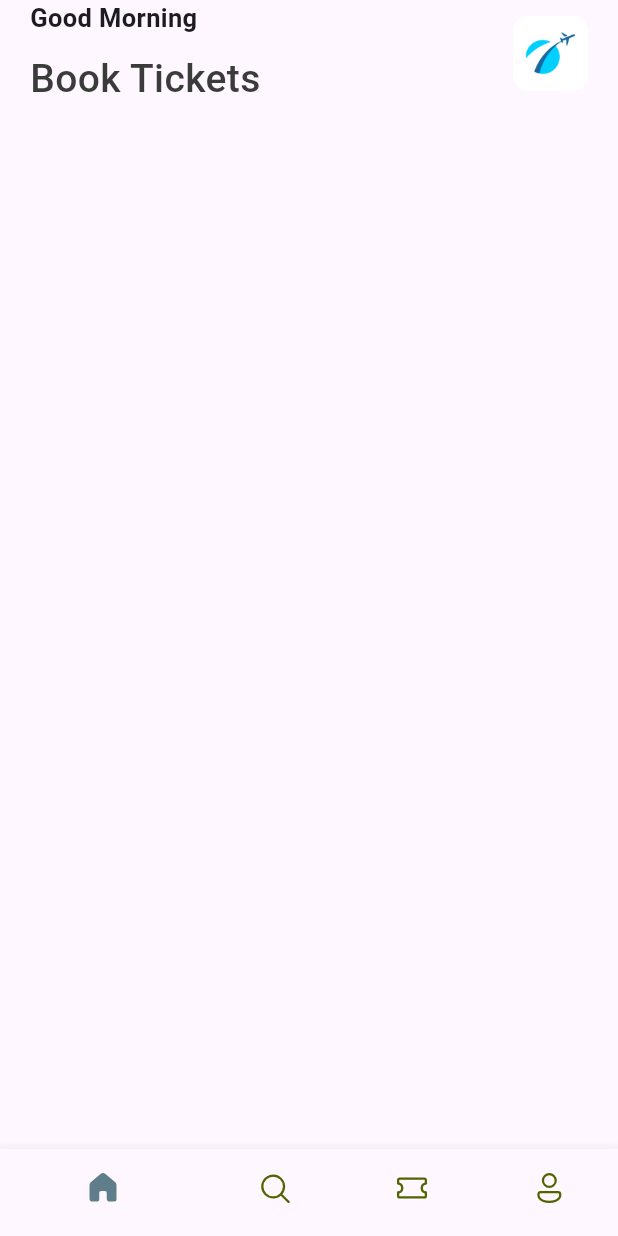
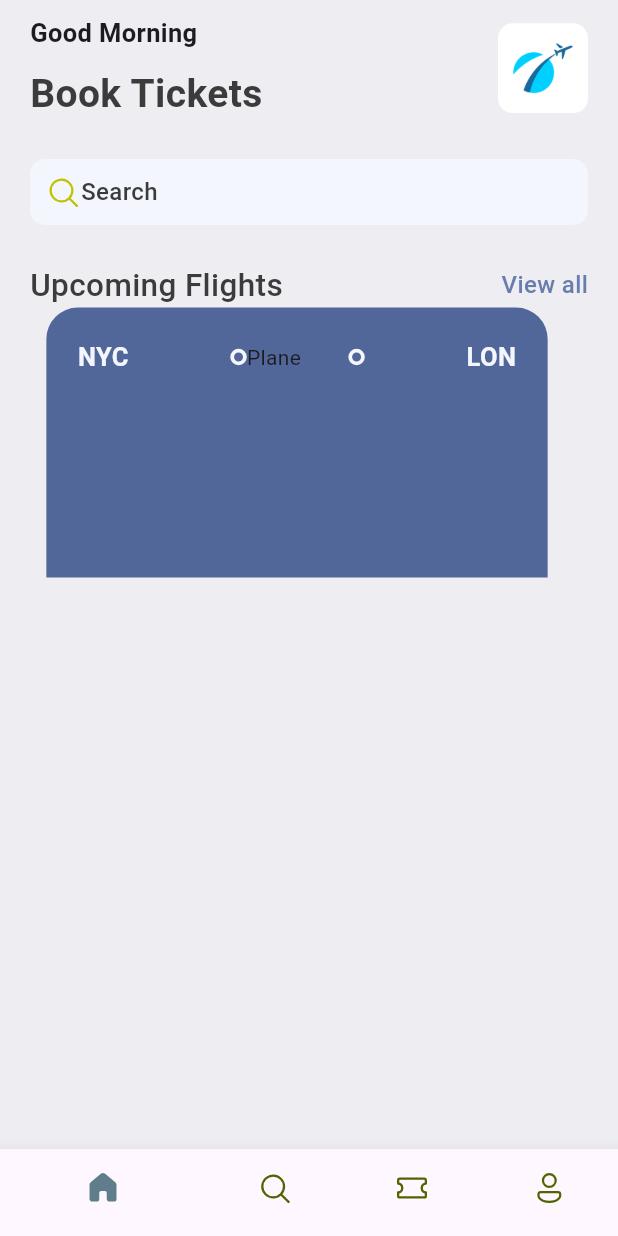
Before and after one commit to chandan3095/ticket_app, a Flutter app: the screen it shows after launch, on a phone screen of 412 x 824 dp. Run offline on Flutter 3.47's test engine with Material 3 defaults, Android fonts, the phone set to English and light mode, and no system bars; our stand-ins replace fluentui_icons.

Commit message:
Home screen UI: Custom widget build

```diff
--- a/lib/base/shared/styles/app_styles.dart
+++ b/lib/base/shared/styles/app_styles.dart
@@ -3,9 +3,19 @@ import 'package:flutter/material.dart';
 class AppStyles {
   static Color primaryColor = const Color(0xFF687daf);
   static Color textColor = const Color(0xFF3b3b3b);
+  static Color iconColor = Color(0xFFBFC205);
+  static Color whiteColor = Color(0xFFF4F6FD);
+  static Color bgColor = Color(0xFFeeedf2);
+  static Color ticketBlue = Color(0xFF526799);
+
+  static TextStyle textStyle =
+      TextStyle(fontSize: 16, fontWeight: FontWeight.w500, color: textColor);
 
   static TextStyle headLine1 =
-      TextStyle(fontSize: 26, fontWeight: FontWeight.w500, color: textColor);
+      TextStyle(fontSize: 26, fontWeight: FontWeight.bold, color: textColor);
+
+  static TextStyle headLine2 =
+      TextStyle(fontSize: 21, fontWeight: FontWeight.w500, color: textColor);
 
   static TextStyle headLine3 =
       TextStyle(fontSize: 17, fontWeight: FontWeight.w600);
--- /dev/null
+++ b/lib/base/shared/widget/app_layout_builder_widget.dart
@@ -0,0 +1,14 @@
+import 'package:flutter/material.dart';
+
+class AppLayoutBuilderWidget extends StatelessWidget {
+  final int randomNumber;
+  const AppLayoutBuilderWidget({super.key, required this.randomNumber});
+
+  @override
+  Widget build(BuildContext context) {
+    return LayoutBuilder(
+        builder: (BuildContext context, BoxConstraints constrants) {
+      return Flex(direction: Axis.horizontal);
+    });
+  }
+}
--- /dev/null
+++ b/lib/base/shared/widget/big_dot.dart
@@ -0,0 +1,19 @@
+import 'package:flutter/material.dart';
+import 'package:ticket_app/base/shared/styles/app_styles.dart';
+
+class BigDot extends StatelessWidget {
+  const BigDot({super.key});
+
+  @override
+  Widget build(BuildContext context) {
+    return Container(
+      padding: EdgeInsets.all(3),
+      decoration: BoxDecoration(
+          borderRadius: BorderRadius.circular(24),
+          border: Border.all(
+            width: 2.5,
+            color: AppStyles.whiteColor,
+          )),
+    );
+  }
+}
--- /dev/null
+++ b/lib/base/shared/widget/section_title.dart
@@ -0,0 +1,29 @@
+import 'package:flutter/material.dart';
+import 'package:ticket_app/base/shared/styles/app_styles.dart';
+
+class SectionTitle extends StatelessWidget {
+  const SectionTitle(
+      {super.key, required this.title, required this.buttonText});
+  final String title;
+  final String buttonText;
+
+  @override
+  Widget build(BuildContext context) {
+    return Row(
+      mainAxisAlignment: MainAxisAlignment.spaceBetween,
+      children: [
+        Text(
+          title,
+          style: AppStyles.headLine2,
+        ),
+        InkWell(
+          onTap: () {},
+          child: Text(
+            buttonText,
+            style: AppStyles.textStyle.copyWith(color: AppStyles.primaryColor),
+          ),
+        )
+      ],
+    );
+  }
+}
--- /dev/null
+++ b/lib/base/shared/widget/ticket_view.dart
@@ -0,0 +1,56 @@
+import 'package:flutter/material.dart';
+import 'package:ticket_app/base/shared/styles/app_styles.dart';
+import 'package:ticket_app/base/shared/widget/app_layout_builder_widget.dart';
+import 'package:ticket_app/base/shared/widget/big_dot.dart';
+
+class TicketView extends StatelessWidget {
+  const TicketView({super.key});
+
+  @override
+  Widget build(BuildContext context) {
+    final size = MediaQuery.of(context).size;
+
+    return SizedBox(
+      width: size.width * 0.85,
+      height: 180,
+      child: Container(
+        margin: EdgeInsets.only(right: 16),
+        padding: EdgeInsets.all(21),
+        decoration: BoxDecoration(
+            color: AppStyles.ticketBlue,
+            borderRadius: BorderRadius.only(
+                topLeft: Radius.circular(21), topRight: Radius.circular(21))),
+        child: Column(
+          children: [
+            Row(
+              children: [
+                Text(
+                  'NYC',
+                  style:
+                      AppStyles.headLine3.copyWith(color: AppStyles.whiteColor),
+                ),
+                Expanded(child: Container()),
+                BigDot(),
+                Expanded(
+                    child: Stack(
+                  children: [
+                    SizedBox(
+                        child: AppLayoutBuilderWidget(
+                      randomNumber: 6,
+                    )),
+                    Text('Plane')
+                  ],
+                )),
+                BigDot(),
+                Expanded(child: Container()),
+                Text('LON',
+                    style: AppStyles.headLine3
+                        .copyWith(color: AppStyles.whiteColor)),
+              ],
+            )
+          ],
+        ),
+      ),
+    );
+  }
+}
--- a/lib/main.dart
+++ b/lib/main.dart
@@ -1,5 +1,5 @@
 import 'package:flutter/material.dart';
-import 'package:ticket_app/base/bottom_nav_bar.dart';
+import 'package:ticket_app/base/shared/widget/bottom_nav_bar.dart';
 
 void main() {
   runApp(const MyApp());
--- a/lib/screen/home.dart
+++ b/lib/screen/home.dart
@@ -1,6 +1,9 @@
+import 'package:fluentui_icons/fluentui_icons.dart';
 import 'package:flutter/material.dart';
 import 'package:ticket_app/base/shared/media.dart';
 import 'package:ticket_app/base/shared/styles/app_styles.dart';
+import 'package:ticket_app/base/shared/widget/section_title.dart';
+import 'package:ticket_app/base/shared/widget/ticket_view.dart';
 
 class HomePage extends StatelessWidget {
   const HomePage({super.key});
@@ -8,12 +11,16 @@ class HomePage extends StatelessWidget {
   @override
   Widget build(BuildContext context) {
     return Scaffold(
+      backgroundColor: AppStyles.bgColor,
       body: ListView(
         children: [
           Container(
             padding: EdgeInsets.symmetric(horizontal: 20),
             child: Column(
               children: [
+                SizedBox(
+                  height: 10,
+                ),
                 Row(
                   mainAxisAlignment: MainAxisAlignment.spaceBetween,
                   children: [
@@ -31,8 +38,8 @@ class HomePage extends StatelessWidget {
                       ],
                     ),
                     Container(
-                      width: 50,
-                      height: 50,
+                      width: 60,
+                      height: 60,
                       decoration: BoxDecoration(
                         borderRadius: BorderRadius.circular(10),
                         image:
@@ -40,7 +47,40 @@ class HomePage extends StatelessWidget {
                       ),
                     )
                   ],
-                )
+                ),
+                SizedBox(
+                  height: 25,
+                ),
+                Container(
+                  padding: EdgeInsets.all(10),
+                  decoration: BoxDecoration(
+                    color: AppStyles.whiteColor,
+                    borderRadius: BorderRadius.circular(10),
+                  ),
+                  child: Row(
+                    children: [
+                      Icon(
+                        FluentSystemIcons.ic_fluent_search_regular,
+                        color: AppStyles.iconColor,
+                      ),
+                      Text(
+                        'Search',
+                        style: TextStyle(
+                            color: AppStyles.textColor,
+                            fontWeight: FontWeight.w500,
+                            fontSize: 16),
+                      )
+                    ],
+                  ),
+                ),
+                SizedBox(
+                  height: 25,
+                ),
+                SectionTitle(
+                  title: 'Upcoming Flights',
+                  buttonText: 'View all',
+                ),
+                TicketView(),
               ],
             ),
           ),
```
Also changed, not shown: lib/base/shared/widget/bottom_nav_bar.dart (renamed from lib/base/bottom_nav_bar.dart).
